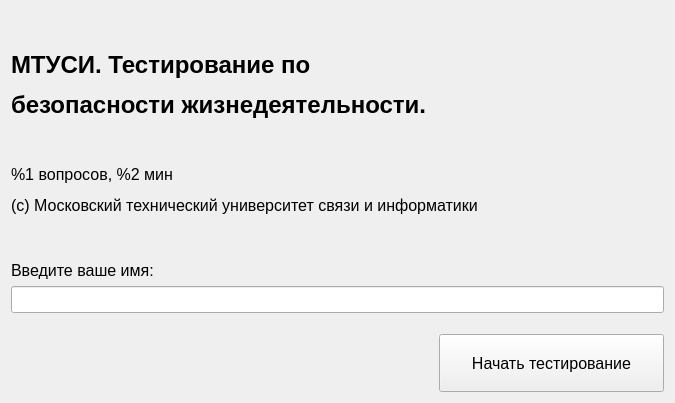
Old version of the form loginwindow.ui in the repository vnetserg/EcoQuizz.
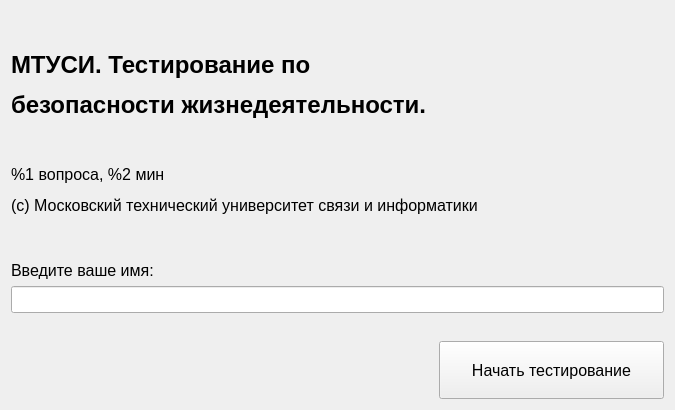
New version of the form. Icons and pictures are not drawn.

Commit message: Исправил надпись и 1 вопрос

What changed in the file:
```diff
--- a/loginwindow.ui
+++ b/loginwindow.ui
@@ -7,7 +7,7 @@
     <x>0</x>
     <y>0</y>
     <width>675</width>
-    <height>403</height>
+    <height>410</height>
    </rect>
   </property>
   <property name="windowTitle">
@@ -35,7 +35,7 @@
     <item row="1" column="0" colspan="2">
      <widget class="QLabel" name="infoLabel">
       <property name="text">
-       <string>&lt;html&gt;&lt;head/&gt;&lt;body&gt;&lt;p&gt;&lt;span style=&quot; font-size:12pt;&quot;&gt;%1 вопросов, %2 мин&lt;/span&gt;&lt;/p&gt;&lt;p&gt;&lt;span style=&quot; font-size:12pt;&quot;&gt;(с) Московский технический университет связи и информатики&lt;/span&gt;&lt;/p&gt;&lt;p&gt;&lt;br/&gt;&lt;/p&gt;&lt;/body&gt;&lt;/html&gt;</string>
+       <string>&lt;html&gt;&lt;head/&gt;&lt;body&gt;&lt;p&gt;&lt;span style=&quot; font-size:12pt;&quot;&gt;%1 вопроса, %2 мин&lt;/span&gt;&lt;/p&gt;&lt;p&gt;&lt;span style=&quot; font-size:12pt;&quot;&gt;(с) Московский технический университет связи и информатики&lt;/span&gt;&lt;/p&gt;&lt;p&gt;&lt;br/&gt;&lt;/p&gt;&lt;/body&gt;&lt;/html&gt;</string>
       </property>
      </widget>
     </item>
```
The commit also changes 1 other file.
